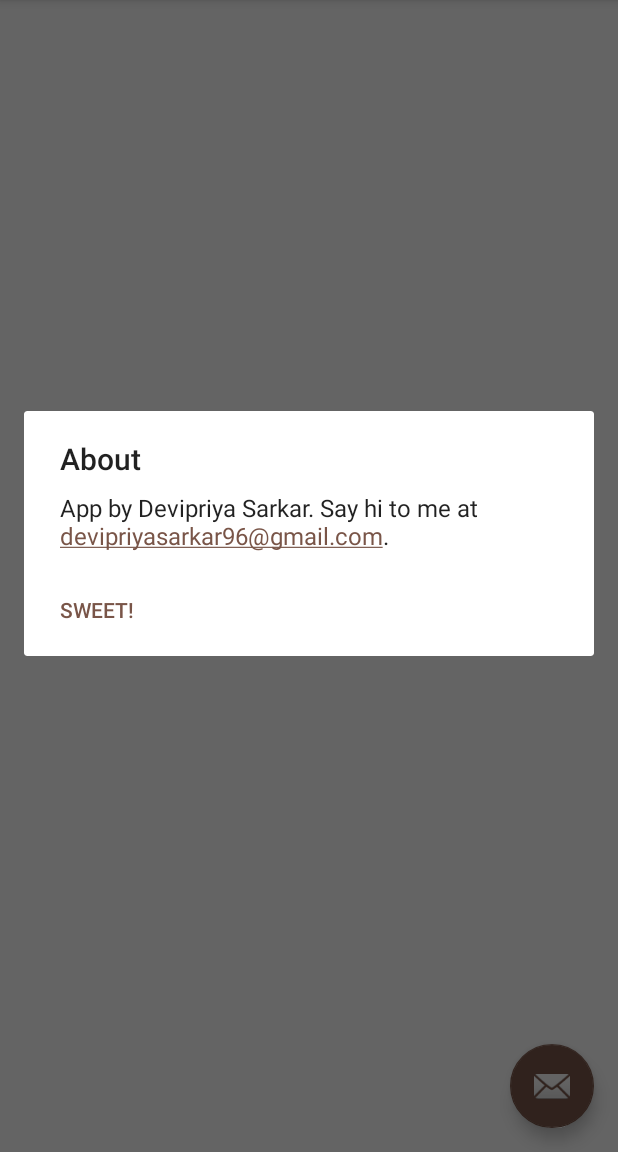
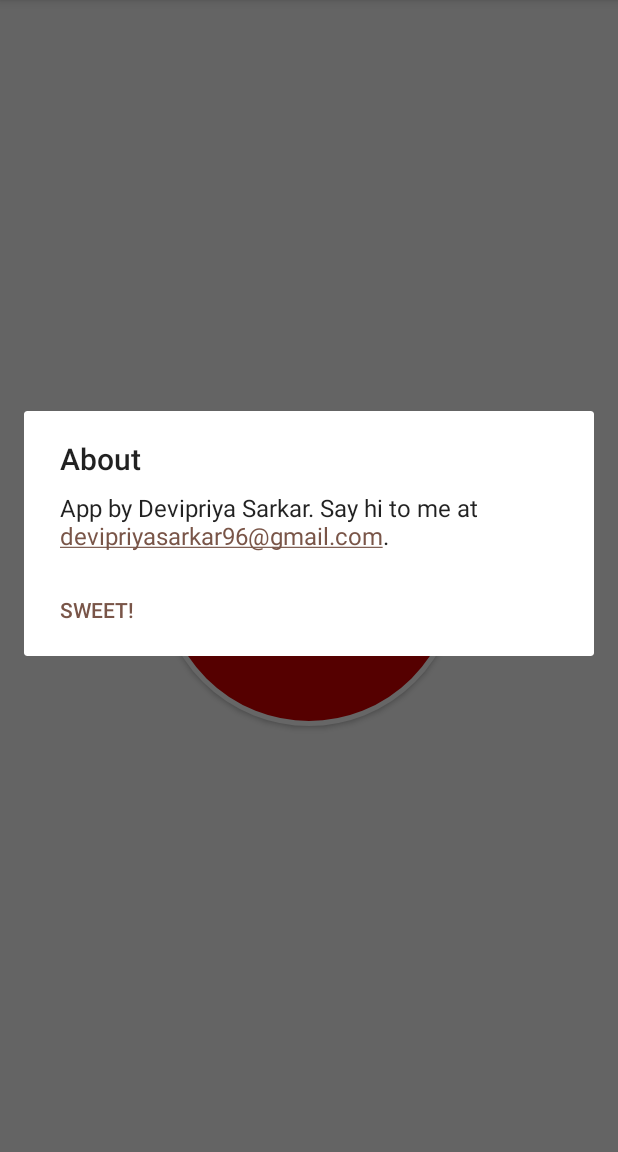
Before and after one commit to DevipriyaSarkar/Damsel-In-Distress, an Android app: the screen it shows after launch (MainActivity), in the side drawer, after a tap on "About", on a phone screen of 412 x 824 dp, the part 84-1236 px from its top. Run offline under Robolectric (Android 15) with nearby library versions, the light colour scheme and no system bars.

Commit message:
fix, refractor
fix: fix mediaplayer sound playing problem after stopping
refractor: move ScreamActivity to MainActivity

```diff
--- a/app/src/main/AndroidManifest.xml
+++ b/app/src/main/AndroidManifest.xml
@@ -14,7 +14,6 @@
         android:supportsRtl="true"
         android:theme="@style/AppTheme">
         <activity android:name=".SensorActivity" />
-        <activity android:name=".ScreamActivity" />
         <activity
             android:name=".SplashActivity"
             android:label="@string/app_name"
--- a/app/src/main/java/com/teapink/damselindistress/MainActivity.java
+++ b/app/src/main/java/com/teapink/damselindistress/MainActivity.java
@@ -1,23 +1,36 @@
 package com.teapink.damselindistress;
 
+import android.content.Context;
 import android.content.DialogInterface;
 import android.content.Intent;
+import android.media.AudioManager;
+import android.media.MediaPlayer;
 import android.os.Bundle;
 import android.support.design.widget.NavigationView;
+import android.support.v4.content.ContextCompat;
 import android.support.v4.view.GravityCompat;
 import android.support.v4.widget.DrawerLayout;
 import android.support.v7.app.ActionBarDrawerToggle;
 import android.support.v7.app.AlertDialog;
 import android.support.v7.app.AppCompatActivity;
 import android.support.v7.widget.Toolbar;
+import android.telephony.SmsManager;
 import android.text.SpannableString;
 import android.text.method.LinkMovementMethod;
 import android.text.util.Linkify;
+import android.util.Log;
 import android.view.MenuItem;
+import android.widget.CompoundButton;
 import android.widget.TextView;
+import android.widget.Toast;
+import android.widget.ToggleButton;
 
 public class MainActivity extends AppCompatActivity
         implements NavigationView.OnNavigationItemSelectedListener {
+
+    ToggleButton toggleButton;
+    MediaPlayer mp;
+    AudioManager audioManager;
 
     @Override
     protected void onCreate(Bundle savedInstanceState) {
@@ -29,16 +42,87 @@ public class MainActivity extends AppCompatActivity
         DrawerLayout drawer = (DrawerLayout) findViewById(R.id.drawer_layout);
         ActionBarDrawerToggle toggle = new ActionBarDrawerToggle(
                 this, drawer, toolbar, R.string.navigation_drawer_open, R.string.navigation_drawer_close);
-        drawer.setDrawerListener(toggle);
+        drawer.addDrawerListener(toggle);
         toggle.syncState();
 
         NavigationView navigationView = (NavigationView) findViewById(R.id.nav_view);
         navigationView.setNavigationItemSelectedListener(this);
+
+        toggleButton = (ToggleButton) findViewById(R.id.panicBtn);
+
+/*        HardwareButtonReceiver receiver = new HardwareButtonReceiver();
+        registerMediaButtonEventReceiver(receiver);*/
+
+        toggleButton.setOnCheckedChangeListener(new CompoundButton.OnCheckedChangeListener() {
+            public void onCheckedChanged(CompoundButton buttonView, boolean isChecked) {
+                if (isChecked) {
+                    // The toggle is enabled
+                    toggleButton.setBackground(ContextCompat.getDrawable(getApplicationContext(), R.drawable.circle_bg_off));
+                    Toast.makeText(getApplicationContext(), "Playing sound", Toast.LENGTH_SHORT).show();
+                    setMediaVolumeMax();
+                    mp = MediaPlayer.create(getApplicationContext(), R.raw.sample);
+                    mp.setLooping(true);
+                    mp.start();
+                    sendSMSMessage();
+                } else {
+                    // The toggle is disabled
+                    toggleButton.setBackground(ContextCompat.getDrawable(getApplicationContext(), R.drawable.circle_bg_on));
+                    Toast.makeText(getApplicationContext(), "Stopped sound", Toast.LENGTH_SHORT).show();
+                    mp.stop();
+                    mp.reset();
+                }
+            }
+        });
+
+
     }
+
+    private void sendSMSMessage() {
+        Log.i("Send SMS", "");
+        String phoneNo = "9686970950";
+        String message = "Distress !! Panic on the senders side. Lat: 12.908341472, Long: 77.632927725";
+
+        try {
+            SmsManager smsManager = SmsManager.getDefault();
+            smsManager.sendTextMessage(phoneNo, null, message, null, null);
+            Toast.makeText(getApplicationContext(), "SMS sent.", Toast.LENGTH_LONG).show();
+            //Intent intent = new Intent(Intent.ACTION_CALL);
+
+//            intent.setData(Uri.parse("tel:" + phoneNo));
+            //          startActivity(intent);
+            //        Toast.makeText(getApplicationContext(), "Calling", Toast.LENGTH_LONG).show();
+        }
+
+        catch (Exception e) {
+            Toast.makeText(getApplicationContext(), "SMS failed, please try again.", Toast.LENGTH_LONG).show();
+            e.printStackTrace();
+        }
+    }
+
+    private void setMediaVolumeMax() {
+        audioManager = (AudioManager)getSystemService(Context.AUDIO_SERVICE);
+        int i = audioManager.getStreamMaxVolume(3);
+        audioManager.setStreamVolume(3, i, 1);
+    }
+
+/*
+    private class HardwareButtonReceiver implements BroadcastReceiver {
+        void onReceive(Intent intent) {
+            KeyEvent e = (KeyEvent) intent.getExtra(Intent.EXTRA_KEY_EVENT);
+            if(e.getKeyCode() == KeyEvent.KEYCODE_VOLUME_UP) {
+                //code
+            }
+        }
+    }*/
 
     @Override
     public void onBackPressed() {
         DrawerLayout drawer = (DrawerLayout) findViewById(R.id.drawer_layout);
+        if (mp != null) {
+            if (mp.isPlaying())
+                mp.stop();
+            mp.release();
+        }
         if (drawer.isDrawerOpen(GravityCompat.START)) {
             drawer.closeDrawer(GravityCompat.START);
         } else {
--- a/app/src/main/java/com/teapink/damselindistress/SensorActivity.java
+++ b/app/src/main/java/com/teapink/damselindistress/SensorActivity.java
@@ -63,7 +63,7 @@ public class SensorActivity extends Activity implements SensorEventListener {
             tvZ.setText(Float.toString(deltaZ));
             iv.setVisibility(View.VISIBLE);
             if (deltaX > deltaY) {
-                startActivity(new Intent(this, ScreamActivity.class));
+                startActivity(new Intent(this, MainActivity.class));
             }
         }
     }
--- a/app/src/main/java/com/teapink/damselindistress/SplashActivity.java
+++ b/app/src/main/java/com/teapink/damselindistress/SplashActivity.java
@@ -25,7 +25,7 @@ public class SplashActivity extends AppCompatActivity {
 
             SharedPreferences.Editor editor = sp.edit();
             editor.putInt("firstLaunch", 0);
-            editor.commit();
+            editor.apply();
 
             Handler handler = new Handler();
             handler.postDelayed(new Runnable() {
@@ -37,28 +37,6 @@ public class SplashActivity extends AppCompatActivity {
                 }
             }, WAIT_TIME);
 
-/*            Runnable onUi = new Runnable() {
-                @Override
-                public void run() {
-                    // this will run on the main UI thread
-                    Intent mainIntent = new Intent(LoadingScreenActivity.this,ProfileData.class);
-                    LoadingScreenActivity.this.startActivity(mainIntent);
-                    LoadingScreenActivity.this.finish();
-                }
-            };
-
-            Runnable background = new Runnable() {
-                @Override
-                public void run() {
-                    // This is the delay
-                    Thread.Sleep( WAIT_TIME );
-                    System.out.println("Going to Profile Data");
-                    uiHandler.post( onUi );
-                }
-            };
-
-            new Thread( background ).start();*/
-
 
         } else {
             Intent intent = new Intent(getApplicationContext(), MainActivity.class);
--- /dev/null
+++ b/app/src/main/res/drawable/circle_bg_off.xml
@@ -0,0 +1,7 @@
+<shape xmlns:android="http://schemas.android.com/apk/res/android"
+    android:shape="oval">
+    <solid android:color="#bdbdbd"/>
+    <stroke
+        android:width="3dp"
+        android:color="#ffffff"/>
+</shape>
--- a/app/src/main/res/layout/app_bar_main.xml
+++ b/app/src/main/res/layout/app_bar_main.xml
@@ -23,12 +23,4 @@
 
     <include layout="@layout/content_main" />
 
-    <android.support.design.widget.FloatingActionButton
-        android:id="@+id/fab"
-        android:layout_width="wrap_content"
-        android:layout_height="wrap_content"
-        android:layout_gravity="bottom|end"
-        android:layout_margin="@dimen/fab_margin"
-        app:srcCompat="@android:drawable/ic_dialog_email" />
-
 </android.support.design.widget.CoordinatorLayout>
--- a/app/src/main/res/layout/content_main.xml
+++ b/app/src/main/res/layout/content_main.xml
@@ -13,4 +13,19 @@
     tools:context="com.teapink.damselindistress.MainActivity"
     tools:showIn="@layout/app_bar_main">
 
+    <ToggleButton
+        android:layout_width="200dp"
+        android:layout_height="200dp"
+        android:background="@drawable/circle_bg_on"
+        android:padding="16dp"
+        android:text="@string/panic_release"
+        android:textColor="@android:color/white"
+        android:textStyle="bold"
+        android:textSize="20sp"
+        android:id="@+id/panicBtn"
+        android:layout_centerVertical="true"
+        android:layout_centerHorizontal="true"
+        android:textOff="@string/panic_btn_text_off"
+        android:textOn="@string/panic_btn_text_on" />
+
 </RelativeLayout>
--- a/app/src/main/res/values/strings.xml
+++ b/app/src/main/res/values/strings.xml
@@ -16,4 +16,6 @@
     <string name="about_title">About</string>
     <string name="about_neutral_button">Sweet!</string>
     <string name="about_message">App by Devipriya Sarkar. Say hi to me at devipriyasarkar96@gmail.com. \uD83D\uDE42</string>
+    <string name="panic_btn_text_off">Panic Alarm</string>
+    <string name="panic_btn_text_on">Panic Release</string>
 </resources>
```
Also changed, not shown: app/src/main/java/com/teapink/damselindistress/ScreamActivity.java (deleted, +0 -121 lines), app/src/main/res/layout/activity_scream.xml (deleted, +0 -27 lines), app/src/main/res/drawable/circle_bg_on.xml (renamed from app/src/main/res/drawable/circlebg.xml), 1 other file.
